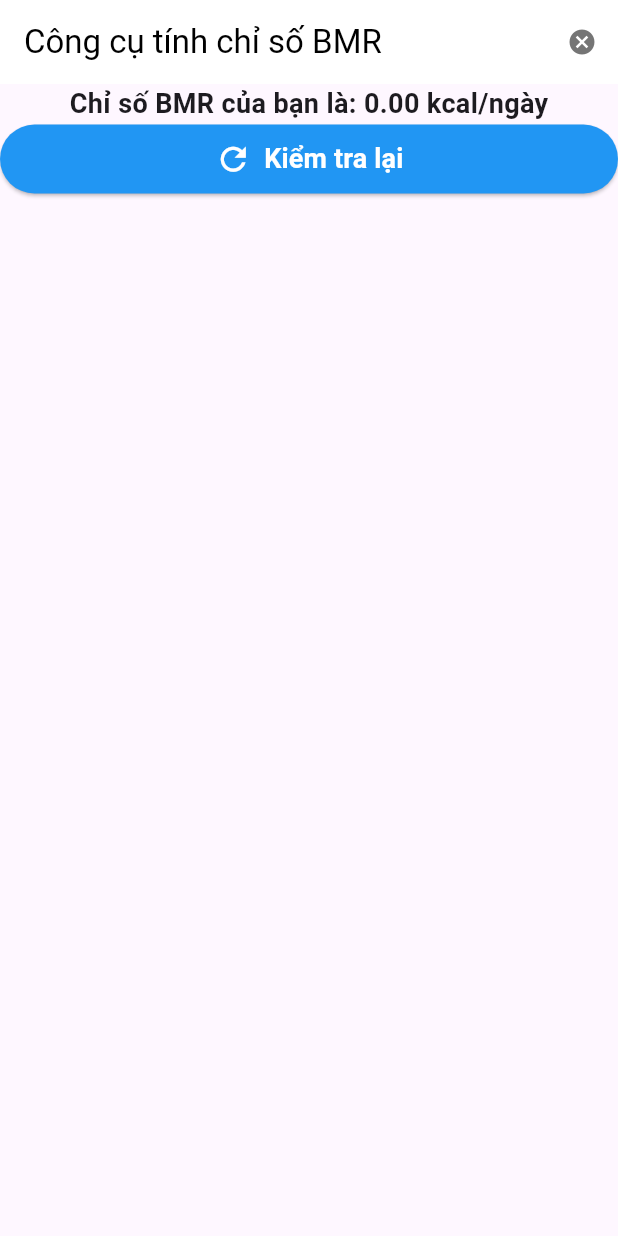
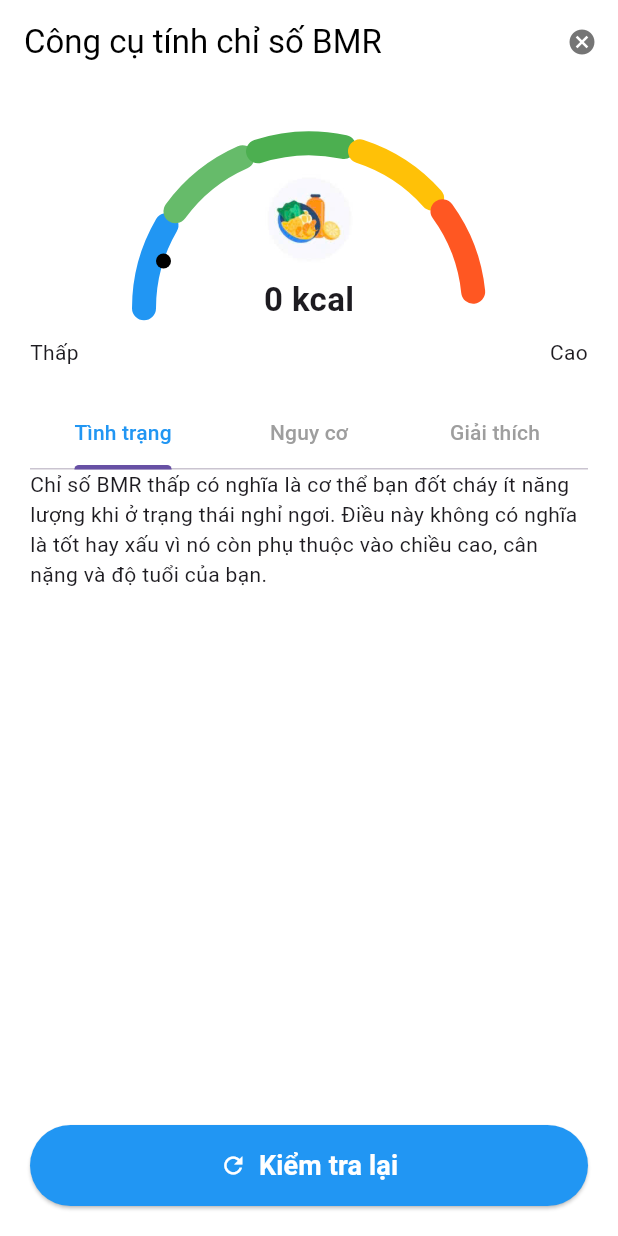
Before and after one commit to Thien1703/NewDATN, a Flutter app: the BmrResultScreen screen opened directly with empty values, on a phone screen of 412 x 824 dp. Run offline on Flutter 3.47's test engine with Material 3 defaults, Android fonts, the phone set to English and light mode, and no system bars; our stand-ins replace cached_network_image, carousel_slider, firebase_core, flutter_local_notifications, flutter_rating_bar, flutter_secure_storage and 12 more; missing offline and left inert: stomp_dart_client, vietnam_provinces; accounts and stored records are empty.

Commit message:
done bmr

```diff
--- a/lib/views/screens/tools/BMR/bmr_result_screen.dart
+++ b/lib/views/screens/tools/BMR/bmr_result_screen.dart
@@ -1,6 +1,7 @@
 import 'package:flutter/material.dart';
 import 'package:health_care/views/screens/home/home_screens.dart';
 import 'package:health_care/views/screens/tools/gender_enum.dart';
+import 'dart:math';
 
 class BmrResultScreen extends StatelessWidget {
   final double bmr;
@@ -8,14 +9,48 @@ class BmrResultScreen extends StatelessWidget {
 
   BmrResultScreen({required this.bmr, required this.gender});
 
+  String getStatusText() {
+    if (bmr < 1200) return 'Thấp';
+    if (bmr < 1800) return 'Trung bình';
+    return 'Cao';
+  }
+
+  String getStatusDescription() {
+    if (bmr < 1200) {
+      return 'Chỉ số BMR thấp có nghĩa là cơ thể bạn đốt cháy ít năng lượng khi ở trạng thái nghỉ ngơi. Điều này không có nghĩa là tốt hay xấu vì nó còn phụ thuộc vào chiều cao, cân nặng và độ tuổi của bạn.';
+    } else if (bmr < 1800) {
+      return 'Chỉ số BMR trung bình, phản ánh một mức độ trao đổi chất ổn định và phù hợp với đa số người trưởng thành.';
+    } else {
+      return 'Chỉ số BMR cao, nghĩa là cơ thể bạn tiêu tốn nhiều năng lượng ngay cả khi nghỉ ngơi. Điều này có thể đi kèm với khối lượng cơ bắp cao hoặc mức độ hoạt động cao.';
+    }
+  }
+
+  int getStatusIndex() {
+    if (bmr < 1200) return 0;
+    if (bmr < 1400) return 1;
+    if (bmr < 1600) return 2;
+    if (bmr < 1800) return 3;
+    return 4;
+  }
+
   @override
   Widget build(BuildContext context) {
+    final statusColors = [
+      Colors.blue,
+      Colors.green.shade400,
+      Colors.green,
+      Colors.amber,
+      Colors.deepOrange,
+    ];
+
     return Scaffold(
+      backgroundColor: Colors.white,
       appBar: AppBar(
-        title: Text('Công cụ tính chỉ số BMR'),
+        title: const Text('Công cụ tính chỉ số BMR'),
         automaticallyImplyLeading: false,
         backgroundColor: Colors.white,
         foregroundColor: Colors.black,
+        elevation: 0,
         actions: [
           IconButton(
             icon: Icon(
@@ -28,21 +63,83 @@ class BmrResultScreen extends StatelessWidget {
           ),
         ],
       ),
-      body: Column(
+      body: Padding(
+        padding: const EdgeInsets.all(20.0),
+        child: Column(
+          crossAxisAlignment: CrossAxisAlignment.center,
           children: [
+            Stack(
+              alignment: Alignment.center,
+              children: [
+                SizedBox(
+                  height: 120,
+                  width: 220,
+                  child: CustomPaint(
+                    painter: ArcGaugePainter(
+                      activeIndex: getStatusIndex(),
+                      colors: statusColors,
+                    ),
+                  ),
+                ),
+                Column(
+                  children: [
+                    SizedBox(
+                      height: 40,
+                    ),
+                    Image.asset('assets/images/food.jpg', height: 60),
+                    const SizedBox(height: 8),
                     Text(
-            'Chỉ số BMR của bạn là: ${bmr.toStringAsFixed(2)} kcal/ngày',
-            style: TextStyle(fontSize: 18, fontWeight: FontWeight.bold),
+                      '${bmr.toStringAsFixed(0)} kcal',
+                      style:
+                          TextStyle(fontSize: 22, fontWeight: FontWeight.bold),
                     ),
+                  ],
+                )
+              ],
+            ),
+            const SizedBox(height: 10),
+            Row(
+              mainAxisAlignment: MainAxisAlignment.spaceBetween,
+              children: const [
+                Text('Thấp'),
+                Text('Cao'),
+              ],
+            ),
+            const SizedBox(height: 20),
+            DefaultTabController(
+              length: 3,
+              child: Column(
+                children: [
+                  TabBar(
+                    labelColor: Colors.blue,
+                    unselectedLabelColor: Colors.grey,
+                    tabs: const [
+                      Tab(text: 'Tình trạng'),
+                      Tab(text: 'Nguy cơ'),
+                      Tab(text: 'Giải thích'),
+                    ],
+                  ),
+                  SizedBox(
+                    height: 130,
+                    child: TabBarView(
+                      children: [
+                        Text(getStatusDescription()),
+                        Text(
+                            'Nguy cơ sẽ phụ thuộc vào việc chỉ số BMR quá thấp (có thể dẫn đến mệt mỏi, thiếu năng lượng) hoặc quá cao (có thể gây áp lực lên tim mạch nếu không kiểm soát tốt).'),
+                        Text(
+                            'BMR giúp đánh giá lượng calo tiêu hao trong trạng thái nghỉ ngơi, từ đó xác định nhu cầu năng lượng cơ bản mỗi ngày.'),
+                      ],
+                    ),
+                  )
+                ],
+              ),
+            ),
+            const Spacer(),
             SizedBox(
               width: double.infinity,
               child: ElevatedButton.icon(
                 onPressed: () => Navigator.pop(context, true),
-              icon: const Icon(
-                Icons.refresh,
-                color: Colors.white,
-                size: 25,
-              ),
+                icon: const Icon(Icons.refresh, color: Colors.white),
                 label: const Text(
                   "Kiểm tra lại",
                   style: TextStyle(
@@ -51,16 +148,61 @@ class BmrResultScreen extends StatelessWidget {
                       fontSize: 18),
                 ),
                 style: ElevatedButton.styleFrom(
-                padding: const EdgeInsets.symmetric(vertical: 10),
+                  padding: const EdgeInsets.symmetric(vertical: 14),
                   backgroundColor: Colors.blue,
                   shape: RoundedRectangleBorder(
                     borderRadius: BorderRadius.circular(30),
                   ),
                 ),
               ),
+            )
+          ],
         ),
-        ],
       ),
     );
   }
 }
+
+class ArcGaugePainter extends CustomPainter {
+  final int activeIndex;
+  final List<Color> colors;
+
+  ArcGaugePainter({required this.activeIndex, required this.colors});
+
+  @override
+  void paint(Canvas canvas, Size size) {
+    final center = Offset(size.width / 2, size.height);
+    final radius = size.width / 2;
+    final sectionAngle = pi / colors.length;
+
+    for (int i = 0; i < colors.length; i++) {
+      final paint = Paint()
+        ..color = colors[i]
+        ..strokeWidth = 16
+        ..style = PaintingStyle.stroke
+        ..strokeCap = StrokeCap.round;
+
+      final startAngle = pi + sectionAngle * i;
+      canvas.drawArc(
+        Rect.fromCircle(center: center, radius: radius),
+        startAngle,
+        sectionAngle - 0.1,
+        false,
+        paint,
+      );
+    }
+
+    // draw indicator arrow
+    final arrowPaint = Paint()
+      ..color = Colors.black
+      ..style = PaintingStyle.fill;
+    final arrowAngle = pi + sectionAngle * activeIndex + sectionAngle / 2;
+    final arrowLength = radius - 8;
+    final dx = center.dx + arrowLength * cos(arrowAngle);
+    final dy = center.dy + arrowLength * sin(arrowAngle);
+    canvas.drawCircle(Offset(dx, dy), 5, arrowPaint);
+  }
+
+  @override
+  bool shouldRepaint(covariant CustomPainter oldDelegate) => true;
+}
```
Also changed, not shown: lib/views/screens/home/serviceDetail_screen.dart (added, +20 -0 lines), lib/views/screens/home/service_screen.dart (+17 -4 lines), assets/images/food.jpg (added). Lines whose indentation alone changed are shown as unchanged.
